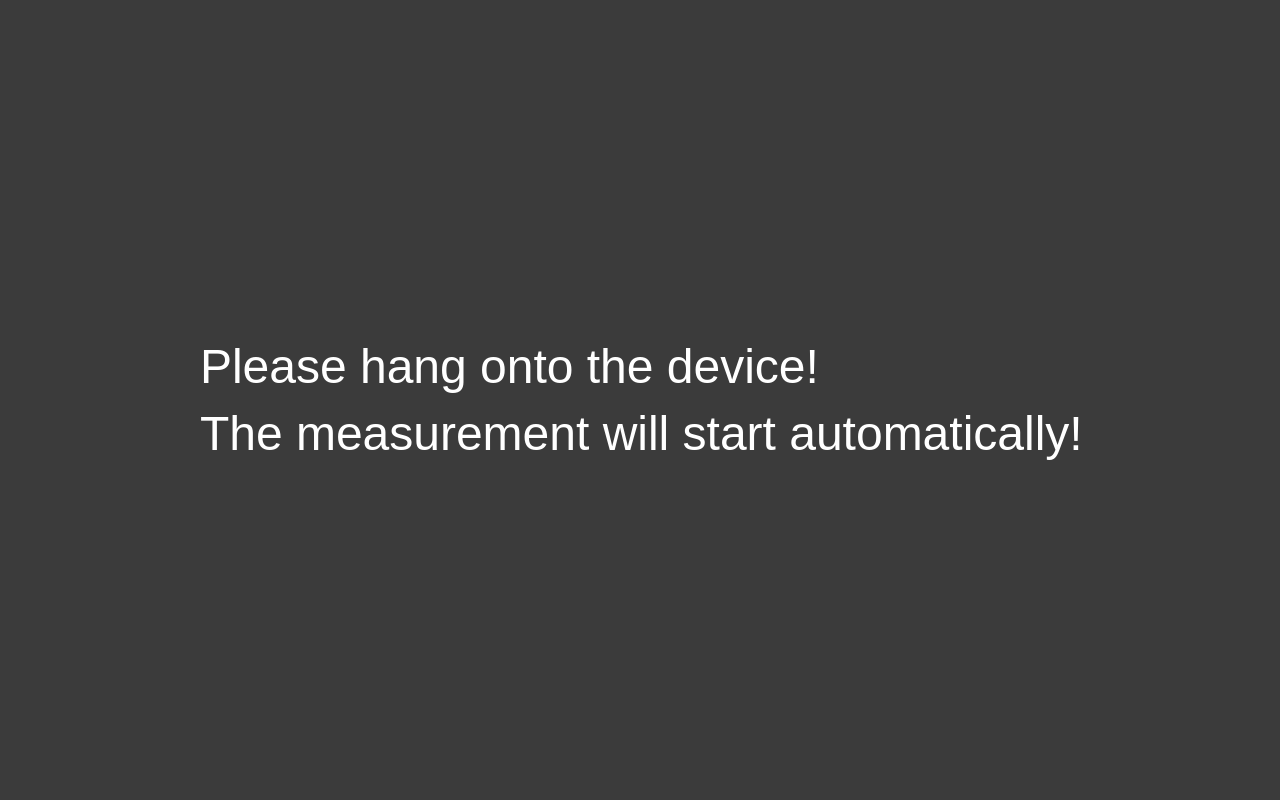
Before: the Qt Designer form climbdoc/between.ui in Jonasstre/Climbdoc, drawn with Qt 5.
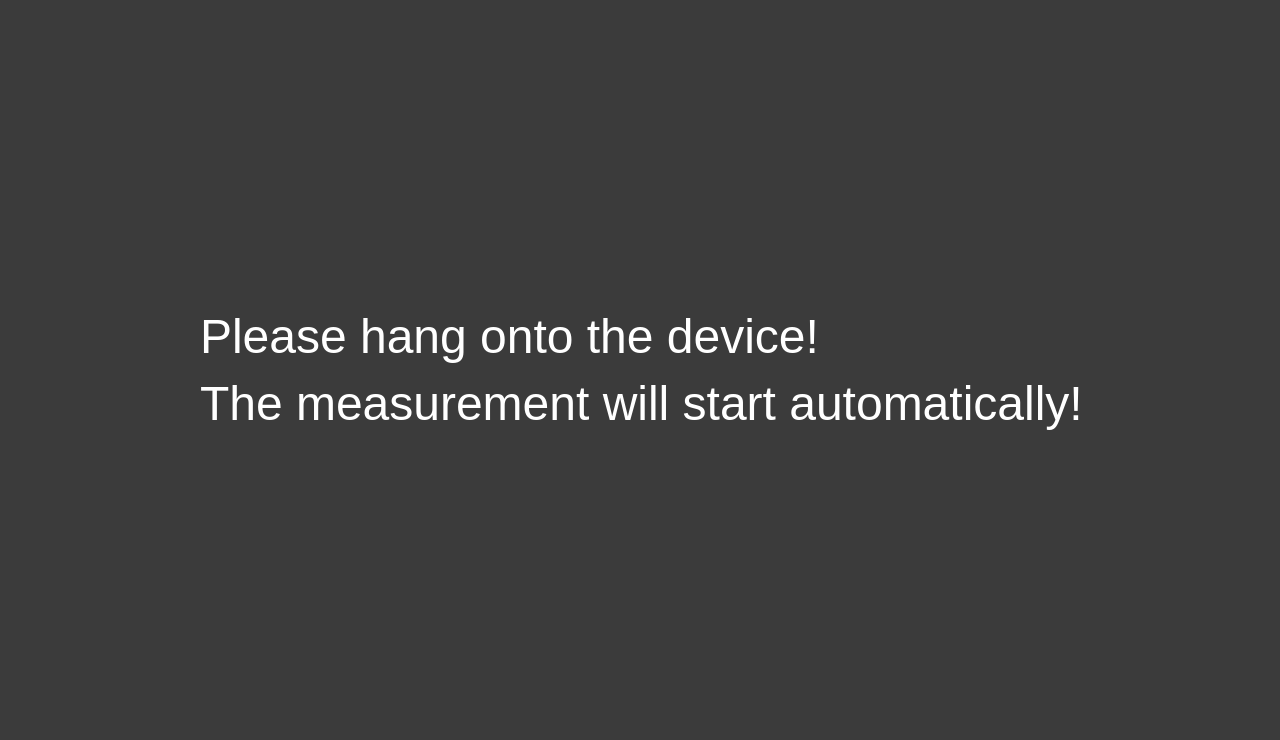
After: the same form once the commit is applied.

Diff of the .ui file:
```diff
--- a/climbdoc/between.ui
+++ b/climbdoc/between.ui
@@ -7,7 +7,7 @@
     <x>0</x>
     <y>0</y>
     <width>1280</width>
-    <height>800</height>
+    <height>740</height>
    </rect>
   </property>
   <property name="windowTitle">
@@ -20,7 +20,7 @@
    <property name="geometry">
     <rect>
      <x>200</x>
-     <y>300</y>
+     <y>270</y>
      <width>880</width>
      <height>200</height>
     </rect>
```
